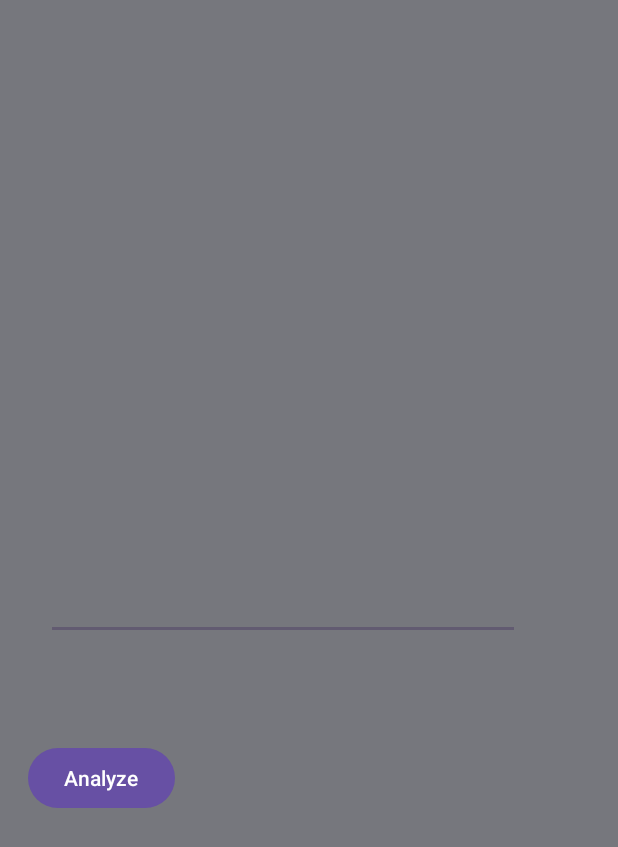
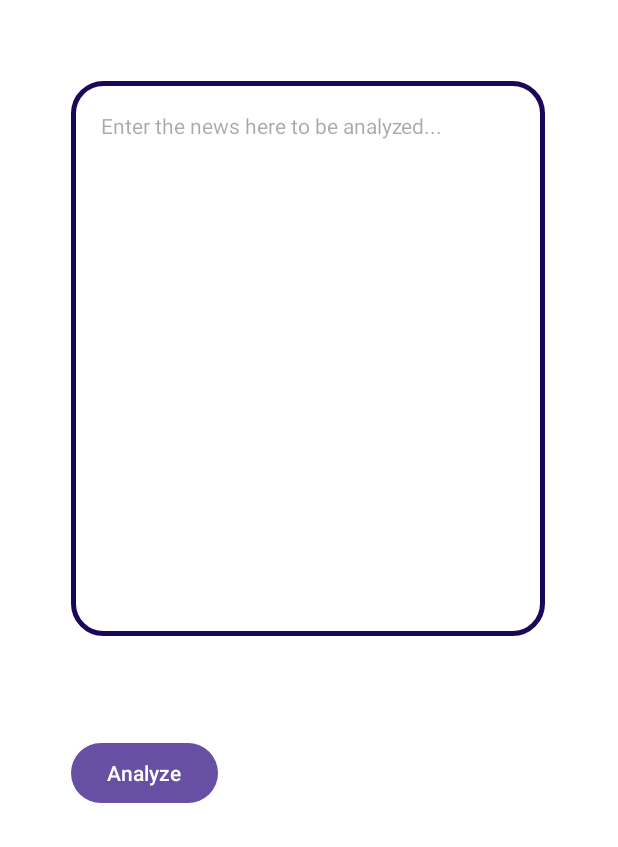
Before and after one commit to fdurmaz1/StockWise, an Android app: the layout fragment_news.xml on its own in the app's theme, with its tools: preview values and no code run, on a phone screen of 412 x 824 dp. Shown: the top 847 px of the screen. Run offline under Robolectric (Android 15) with nearby library versions, the phone set to English and light mode, and no system bars; Roboto replaces fonts that are not available here.

Commit message:
fragment news added

```diff
--- a/app/src/main/res/layout/fragment_news.xml
+++ b/app/src/main/res/layout/fragment_news.xml
@@ -5,23 +5,36 @@
     android:id="@+id/frameLayout"
     android:layout_width="match_parent"
     android:layout_height="match_parent"
-    android:background="@color/material_dynamic_neutral50"
+    android:background="@color/white"
     tools:context=".NewsFragment">
+
 
     <EditText
         android:id="@+id/editTextInput"
+        style="@style/SearchViewStyle"
         android:layout_width="316dp"
         android:layout_height="370dp"
+        android:background="@drawable/rounded_search_view"
         android:ems="10"
-        android:inputType="text"
+        android:hint="Enter the news here to be analyzed..."
+        android:queryHint="Enter the news here to be analyzed..."
+        android:gravity="top|start"
+        android:iconifiedByDefault="false"
+        android:inputType="textMultiLine"
+        android:queryBackground="@null"
+        android:scrollbars="vertical"
+        android:paddingLeft="20dp"
+        android:paddingRight="20dp"
+        android:paddingTop="20dp"
+        android:paddingBottom="20dp"
+
         app:layout_constraintBottom_toBottomOf="parent"
         app:layout_constraintEnd_toEndOf="parent"
-        app:layout_constraintHorizontal_bias="0.318"
+        app:layout_constraintHorizontal_bias="0.494"
         app:layout_constraintStart_toStartOf="parent"
         app:layout_constraintTop_toTopOf="parent"
-        app:layout_constraintVertical_bias="0.125"
+        app:layout_constraintVertical_bias="0.119"
         tools:ignore="SpeakableTextPresentCheck" />
-
 
     <Button
         android:id="@+id/btnAnalyze"
@@ -30,10 +43,10 @@
         android:text="Analyze"
         app:layout_constraintBottom_toBottomOf="parent"
         app:layout_constraintEnd_toEndOf="parent"
-        app:layout_constraintHorizontal_bias="0.06"
+        app:layout_constraintHorizontal_bias="0.15"
         app:layout_constraintStart_toStartOf="parent"
         app:layout_constraintTop_toBottomOf="@+id/editTextInput"
-        app:layout_constraintVertical_bias="0.194" />
+        app:layout_constraintVertical_bias="0.192" />
 
 
 </androidx.constraintlayout.widget.ConstraintLayout>
```
